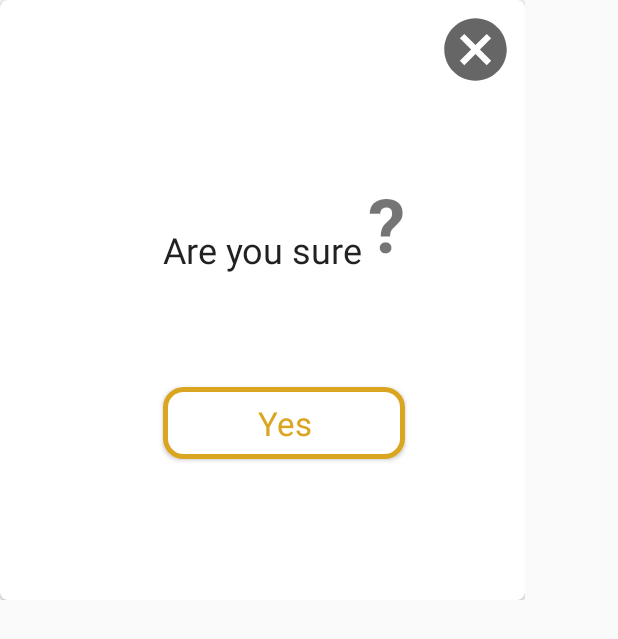
After one commit to EngrTaofeek/Leaderboard, an Android app: the layout confirmation_dialog.xml on its own in the app's theme, with its tools: preview values and no code run, on a phone screen of 412 x 824 dp. The commit adds this screen. Shown: the top 639 px of the screen. Run offline under Robolectric (Android 15) with nearby library versions, the phone set to English and light mode, and no system bars.

Commit message:
confirmation dialog with errors

```diff
--- a/app/src/main/AndroidManifest.xml
+++ b/app/src/main/AndroidManifest.xml
@@ -11,14 +11,16 @@
         android:theme="@style/AppTheme">
         <activity
             android:name=".SubmitActivity"
-            android:theme="@style/AppTheme.NoActionBar">
+            android:theme="@style/AppTheme.Nav">
+
+        </activity>
+        <activity android:name=".SplashScreen" >
             <intent-filter>
                 <action android:name="android.intent.action.MAIN" />
 
                 <category android:name="android.intent.category.LAUNCHER" />
             </intent-filter>
         </activity>
-        <activity android:name=".SplashScreen" />
         <activity
             android:name=".MainActivity"
             android:label="@string/app_name"
--- a/app/src/main/java/com/taofeek/leaderboard/MainActivity.java
+++ b/app/src/main/java/com/taofeek/leaderboard/MainActivity.java
@@ -1,5 +1,6 @@
 package com.taofeek.leaderboard;
 
+import android.content.Intent;
 import android.os.Bundle;
 
 import com.google.android.material.floatingactionbutton.FloatingActionButton;
@@ -12,6 +13,7 @@ import androidx.appcompat.app.AppCompatActivity;
 import android.view.Menu;
 import android.view.MenuItem;
 import android.view.View;
+import android.widget.Button;
 
 import com.taofeek.leaderboard.ui.main.SectionsPagerAdapter;
 
@@ -27,5 +29,14 @@ public class MainActivity extends AppCompatActivity {
         TabLayout tabs = findViewById(R.id.tabs);
         tabs.setupWithViewPager(viewPager);
 
+        Button submit_button = findViewById(R.id.submit_button);
+        submit_button.setOnClickListener(new View.OnClickListener() {
+            @Override
+            public void onClick(View view) {
+                Intent intent = new Intent(MainActivity.this,SubmitActivity.class);
+                startActivity(intent);
+            }
+        });
+
     }
 }
--- a/app/src/main/java/com/taofeek/leaderboard/SubmitActivity.java
+++ b/app/src/main/java/com/taofeek/leaderboard/SubmitActivity.java
@@ -4,10 +4,16 @@ import androidx.appcompat.app.ActionBar;
 import androidx.appcompat.app.AppCompatActivity;
 import androidx.appcompat.widget.Toolbar;
 
+import android.app.Dialog;
 import android.os.Bundle;
+import android.view.View;
+import android.view.Window;
+import android.widget.Button;
+import android.widget.Toast;
 
 public class SubmitActivity extends AppCompatActivity {
     private Toolbar toolbar;
+    Button submit;
 
     @Override
     protected void onCreate(Bundle savedInstanceState) {
@@ -17,6 +23,26 @@ public class SubmitActivity extends AppCompatActivity {
         setSupportActionBar(toolbar);
         ActionBar actionbar = getSupportActionBar();
         actionbar.setDisplayHomeAsUpEnabled(true);
+        submit = findViewById(R.id.submit_button_act);
+        submit.setOnClickListener(new View.OnClickListener() {
+            @Override
+            public void onClick(View view) {
+                showConfirmationDialog();
+            }
+        });
 
     }
+
+    public void showConfirmationDialog() {
+        Dialog dialog = new Dialog(SubmitActivity.this);
+        dialog.requestWindowFeature(Window.FEATURE_NO_TITLE);
+        dialog.setContentView(R.layout.confirmation_dialog);
+        Button button_yes = dialog.findViewById(R.id.button_yes);
+        button_yes.setOnClickListener(new View.OnClickListener() {
+            @Override
+            public void onClick(View view) {
+                Toast.makeText(SubmitActivity.this, "It is working guys",Toast.LENGTH_LONG);
+            }
+        });
+    }
 }
--- /dev/null
+++ b/app/src/main/res/drawable/gold_transparent_button.xml
@@ -0,0 +1,9 @@
+<?xml version="1.0" encoding="utf-8"?>
+<shape xmlns:android="http://schemas.android.com/apk/res/android"
+    android:shape="rectangle">
+    <solid android:color="#FFFFFF"/>
+    <corners android:radius="12dp"/>
+    <stroke android:color="@color/colorAccent"
+        android:width="3dp"/>
+
+</shape>
--- /dev/null
+++ b/app/src/main/res/drawable/ic_baseline_cancel_24.xml
@@ -0,0 +1,10 @@
+<vector xmlns:android="http://schemas.android.com/apk/res/android"
+    android:width="24dp"
+    android:height="24dp"
+    android:viewportWidth="24"
+    android:viewportHeight="24"
+    android:tint="?attr/colorControlNormal">
+  <path
+      android:fillColor="@android:color/white"
+      android:pathData="M12,2C6.47,2 2,6.47 2,12s4.47,10 10,10 10,-4.47 10,-10S17.53,2 12,2zM17,15.59L15.59,17 12,13.41 8.41,17 7,15.59 10.59,12 7,8.41 8.41,7 12,10.59 15.59,7 17,8.41 13.41,12 17,15.59z"/>
+</vector>
--- a/app/src/main/res/layout/activity_main.xml
+++ b/app/src/main/res/layout/activity_main.xml
@@ -30,7 +30,7 @@
                 app:layout_constraintTop_toTopOf="parent" />
 
             <Button
-                android:id="@+id/button"
+                android:id="@+id/submit_button"
                 android:layout_width="wrap_content"
                 android:layout_height="24sp"
                 android:layout_marginTop="24dp"
--- a/app/src/main/res/layout/activity_submit.xml
+++ b/app/src/main/res/layout/activity_submit.xml
@@ -6,6 +6,7 @@
     android:layout_height="match_parent"
     android:background="@color/darkblack"
     tools:context=".SubmitActivity">
+
 
     <include
         android:id="@+id/include"
@@ -111,14 +112,14 @@
         app:layout_constraintTop_toBottomOf="@+id/email_address" />
 
     <Button
-        android:id="@+id/button2"
+        android:id="@+id/submit_button_act"
         android:layout_width="0dp"
         android:layout_height="wrap_content"
         android:layout_marginStart="70dp"
         android:layout_marginTop="50dp"
         android:layout_marginEnd="70dp"
         android:background="@drawable/gold_button"
-        android:text="Button"
+        android:text="@string/submit_string"
         android:textAppearance="@style/TextAppearance.AppCompat.Large"
         app:layout_constraintEnd_toEndOf="parent"
         app:layout_constraintStart_toStartOf="parent"
--- /dev/null
+++ b/app/src/main/res/layout/confirmation_dialog.xml
@@ -0,0 +1,65 @@
+<?xml version="1.0" encoding="utf-8"?>
+<androidx.constraintlayout.widget.ConstraintLayout xmlns:android="http://schemas.android.com/apk/res/android"
+    xmlns:app="http://schemas.android.com/apk/res-auto"
+    xmlns:tools="http://schemas.android.com/tools"
+    android:layout_width="350dp"
+    android:layout_height="400dp">
+
+    <androidx.cardview.widget.CardView
+        android:layout_width="match_parent"
+        android:layout_height="match_parent"
+        app:cardCornerRadius="5dp">
+
+        <androidx.constraintlayout.widget.ConstraintLayout
+            android:layout_width="match_parent"
+            android:layout_height="match_parent">
+
+            <TextView
+                android:id="@+id/dialog_sure_text"
+                android:layout_width="wrap_content"
+                android:layout_height="wrap_content"
+                android:layout_marginTop="150dp"
+                android:text="@string/are_you_sure"
+                android:textAppearance="@style/TextAppearance.AppCompat.Large"
+                android:textSize="24sp"
+                app:layout_constraintEnd_toEndOf="parent"
+                app:layout_constraintStart_toStartOf="parent"
+                app:layout_constraintTop_toTopOf="parent" />
+
+            <ImageView
+                android:id="@+id/imageView"
+                android:layout_width="50dp"
+                android:layout_height="50dp"
+                android:layout_marginTop="8dp"
+                android:layout_marginEnd="8dp"
+                app:layout_constraintEnd_toEndOf="parent"
+                app:layout_constraintTop_toTopOf="parent"
+                app:srcCompat="@drawable/ic_baseline_cancel_24" />
+
+            <TextView
+                android:id="@+id/textView2"
+                android:layout_width="wrap_content"
+                android:layout_height="wrap_content"
+                android:layout_marginStart="3dp"
+                android:text="\?"
+                android:textSize="50sp"
+                android:textStyle="bold"
+                app:layout_constraintBottom_toBottomOf="@+id/dialog_sure_text"
+                app:layout_constraintStart_toEndOf="@+id/dialog_sure_text" />
+
+            <Button
+                android:id="@+id/button_yes"
+                android:layout_width="0dp"
+                android:layout_height="wrap_content"
+                android:layout_marginTop="75dp"
+                android:background="@drawable/gold_transparent_button"
+                android:text="@string/yes"
+                android:textAppearance="@style/TextAppearance.AppCompat.Large"
+                android:textColor="@color/colorAccent"
+                app:layout_constraintEnd_toEndOf="@+id/textView2"
+                app:layout_constraintStart_toStartOf="@+id/dialog_sure_text"
+                app:layout_constraintTop_toBottomOf="@+id/dialog_sure_text" />
+        </androidx.constraintlayout.widget.ConstraintLayout>
+    </androidx.cardview.widget.CardView>
+
+</androidx.constraintlayout.widget.ConstraintLayout>
--- a/app/src/main/res/values/colors.xml
+++ b/app/src/main/res/values/colors.xml
@@ -1,7 +1,7 @@
 <?xml version="1.0" encoding="utf-8"?>
 <resources>
     <color name="colorPrimary">#000000</color>
-    <color name="colorPrimaryDark">#3700B3</color>
+    <color name="colorPrimaryDark">#000000</color>
     <color name="colorAccent">#DAA520</color>
     <color name="darkblack">#000000</color>
     <color name="white">#ffffff</color>
--- a/app/src/main/res/values/strings.xml
+++ b/app/src/main/res/values/strings.xml
@@ -19,4 +19,6 @@
     <string name="last_name">Last name</string>
     <string name="email_address">Email Address</string>
     <string name="github_string">Project on GITHUB (link)</string>
+    <string name="are_you_sure">Are you sure</string>
+    <string name="yes">Yes</string>
 </resources>
--- a/app/src/main/res/values/styles.xml
+++ b/app/src/main/res/values/styles.xml
@@ -11,6 +11,10 @@
         <item name="windowActionBar">false</item>
         <item name="windowNoTitle">true</item>
     </style>
+    <style name="AppTheme.Nav">
+        <item name="windowActionBar">false</item>
+
+    </style>
 
     <style name="AppTheme.AppBarOverlay" parent="ThemeOverlay.AppCompat.Dark.ActionBar" />
 
```
